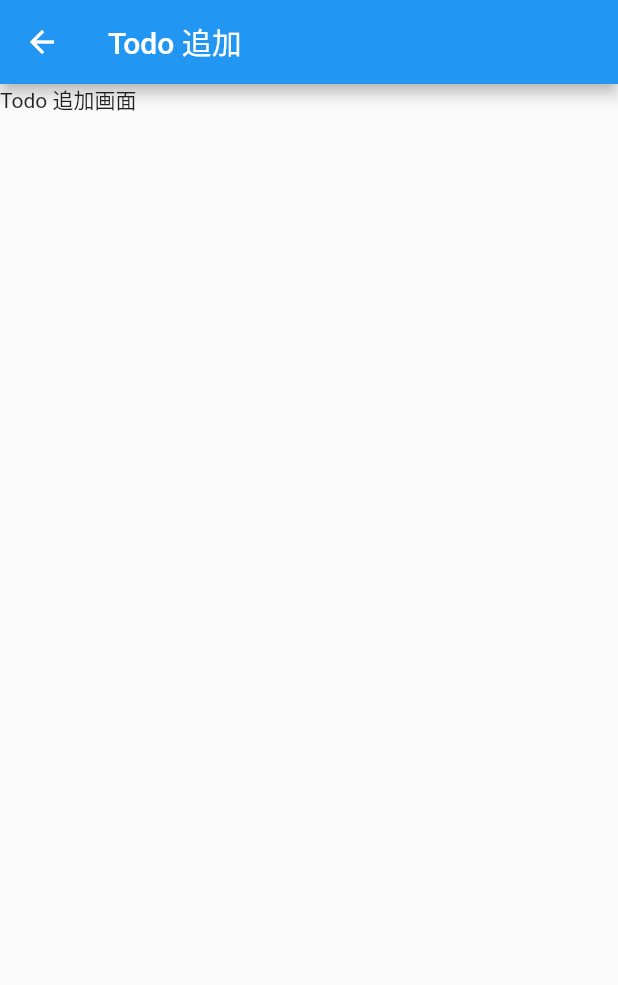
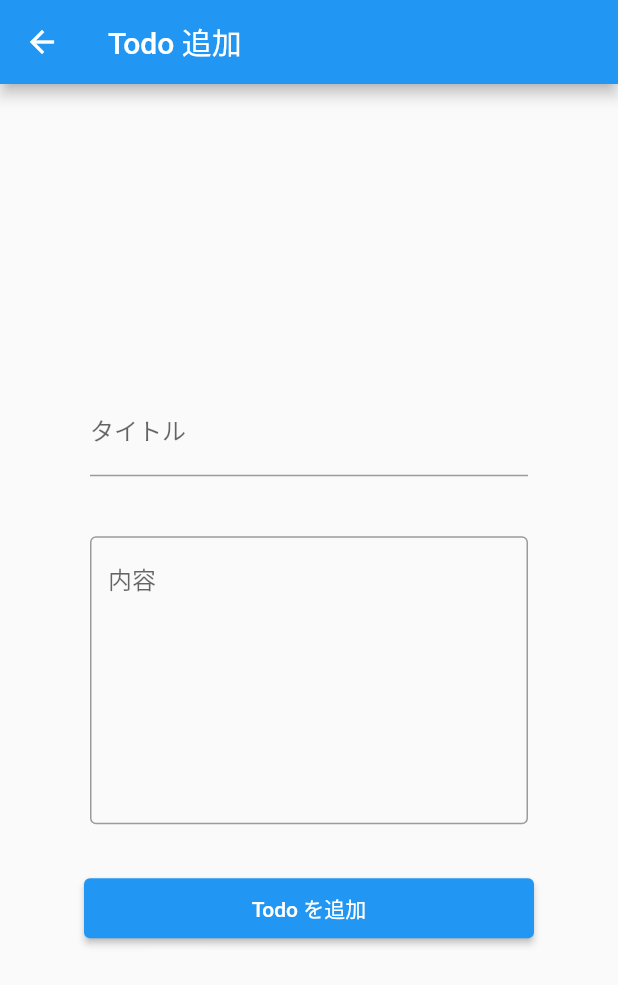
Before and after one commit to fukiko2020/flutter_sample_app, a Flutter app: the screen it shows after launch, after a tap on the "add" icon, on a phone screen of 412 x 824 dp. Shown: the top 985 px of the screen. Run offline on Flutter 3.47's test engine with Material 2 defaults, Android fonts, the phone set to English and light mode, and no system bars.

Commit message:
Todo追加

```diff
--- a/lib/todo_add.dart
+++ b/lib/todo_add.dart
@@ -1,7 +1,17 @@
 import 'package:flutter/material.dart';
 
-class TodoAddPage extends StatelessWidget {
-    const TodoAddPage({Key? key}) : super(key: key);
+class TodoAddPage extends StatefulWidget {
+    const TodoAddPage({Key? key, required this.addTodoItem}) : super(key: key);
+
+    final void Function(Map<String, String>) addTodoItem;
+
+    @override
+    TodoAddPageState createState() => TodoAddPageState();
+}
+
+class TodoAddPageState extends State<TodoAddPage> {
+    final formKey = GlobalKey<FormState>();
+    Map<String, String> formValue = {};
 
     @override
     Widget build(BuildContext context) {
@@ -9,9 +19,73 @@ class TodoAddPage extends StatelessWidget {
             appBar: AppBar(
                 title: const Text('Todo 追加'),
             ),
-            body: Container(
-                child: const Text('Todo 追加画面'),
-            ),
+            body: Form(
+                key: formKey,
+                child: Center(
+                    child: Container(
+                        width: 300,
+                        child: Column(
+                            mainAxisSize: MainAxisSize.min,
+                            children: [
+                                Container(
+                                    margin: const EdgeInsets.only(bottom: 32.0),
+                                    padding: const EdgeInsets.all(4.0),
+                                    width: 300,
+                                    child: TextFormField(
+                                        decoration: const InputDecoration(
+                                            labelText: 'タイトル',
+                                        ),
+                                        onSaved: (value) {
+                                            formValue['title']
+                                            = value.toString();
+                                        },
+                                        validator: (value) {
+                                            return (
+                                                value != null
+                                                && value.length <= 30)
+                                                ? 'タイトルは30文字以内で入力してください。'
+                                                : null;
+                                        },
+                                    ),
+                                ),
+                                Container(
+                                    margin: const EdgeInsets.only(bottom: 32.0),
+                                    padding: const EdgeInsets.all(4.0),
+                                    width: 300,
+                                    height: 200,
+                                    child: TextFormField(
+                                        decoration: const InputDecoration(
+                                            border: OutlineInputBorder(),
+                                            labelText: '内容',
+                                            // labelTextを上寄せにする
+                                            alignLabelWithHint: true,
+                                        ),
+                                        keyboardType: TextInputType.multiline,
+                                        maxLines: null,
+                                        minLines: 8,
+                                        onSaved: (value) {
+                                            formValue['content']
+                                            = value.toString();
+                                        },
+                                    ),
+                                ),
+                                SizedBox(
+                                    width: 300,
+                                    height: 40,
+                                    child: ElevatedButton(
+                                        onPressed: () {
+                                            formKey.currentState?.save();
+                                            widget.addTodoItem(formValue);
+                                            Navigator.of(context).pop();
+                                        },
+                                        child: const Text('Todo を追加'),
+                                    ),
+                                ),
+                            ],
+                        ),
+                    ),
+                ),
+            )
         );
     }
 }
```
Also changed, not shown: lib/todo_list.dart (+11 -6 lines).
